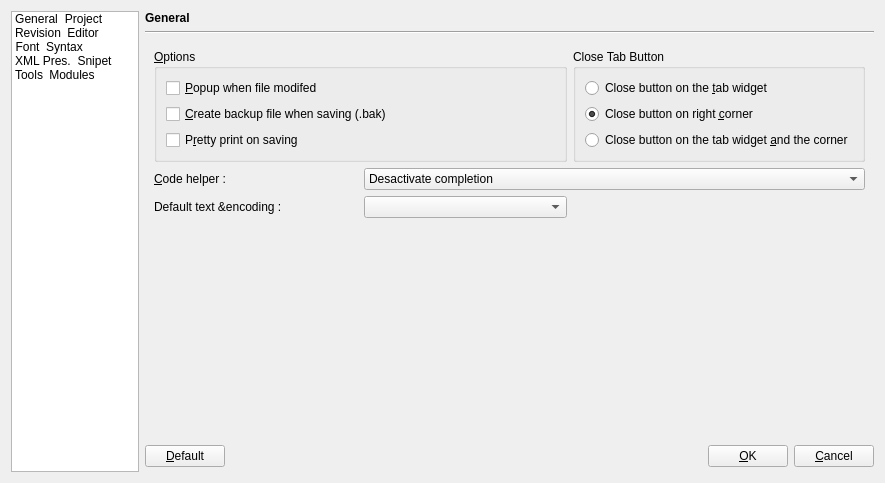
The window that xinx/ui/custom.ui (phoenix741/xinx) describes before a commit, drawn with Qt 5.
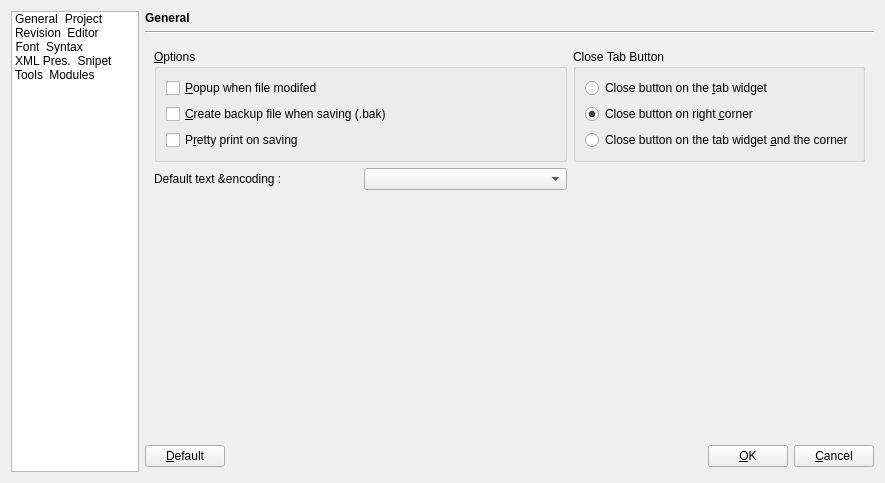
The same window after the commit. The open tabs and pages were chosen to show the change. Icons and pictures are not drawn. Custom widgets are drawn as their Qt base class.

Commit message: Personalisation de la completion

Patch:
```diff
--- a/xinx/ui/custom.ui
+++ b/xinx/ui/custom.ui
@@ -409,7 +409,7 @@
         <x>0</x>
         <y>0</y>
         <width>732</width>
-        <height>391</height>
+        <height>395</height>
        </rect>
       </property>
       <layout class="QGridLayout" >
@@ -496,47 +496,7 @@
          </layout>
         </widget>
        </item>
-       <item row="1" column="0" >
-        <widget class="QLabel" name="label_19" >
-         <property name="text" >
-          <string>&amp;Code helper :</string>
-         </property>
-         <property name="buddy" >
-          <cstring>m_completionLevelComboBox</cstring>
-         </property>
-        </widget>
-       </item>
-       <item row="1" column="1" colspan="2" >
-        <widget class="QComboBox" name="m_completionLevelComboBox" >
-         <property name="whatsThis" >
-          <string>&lt;p>Level of the completion. The completion can be :&lt;/p>
-&lt;ul>&lt;li>Desactivated&lt;/li>
-&lt;li>Activated but only with an help on tapping&lt;/li>
-&lt;li>Fully activated with the help on tapping and the adding code (as configured on completion file)&lt;/li>&lt;/ul></string>
-         </property>
-         <item>
-          <property name="text" >
-           <string>Desactivate completion</string>
-          </property>
-         </item>
-         <item>
-          <property name="text" >
-           <string>Active popup completion dialog</string>
-          </property>
-         </item>
-         <item>
-          <property name="text" >
-           <string>Active automatique code writing (Niveau 1)</string>
-          </property>
-         </item>
-         <item>
-          <property name="text" >
-           <string>Active automatique code writing (Niveau 2)</string>
-          </property>
-         </item>
-        </widget>
-       </item>
-       <item row="3" column="1" colspan="2" >
+       <item row="2" column="1" colspan="2" >
         <spacer>
          <property name="orientation" >
           <enum>Qt::Vertical</enum>
@@ -549,14 +509,14 @@
          </property>
         </spacer>
        </item>
-       <item row="2" column="0" >
+       <item row="1" column="0" >
         <widget class="QLabel" name="label_15" >
          <property name="text" >
           <string>Default text &amp;encoding :</string>
          </property>
         </widget>
        </item>
-       <item row="2" column="1" >
+       <item row="1" column="1" >
         <widget class="QComboBox" name="m_encodingComboBox" />
        </item>
       </layout>
```
Left out of the diff: 7 changed lines with no effect on the pictures. The commit also changes 19 other files.
